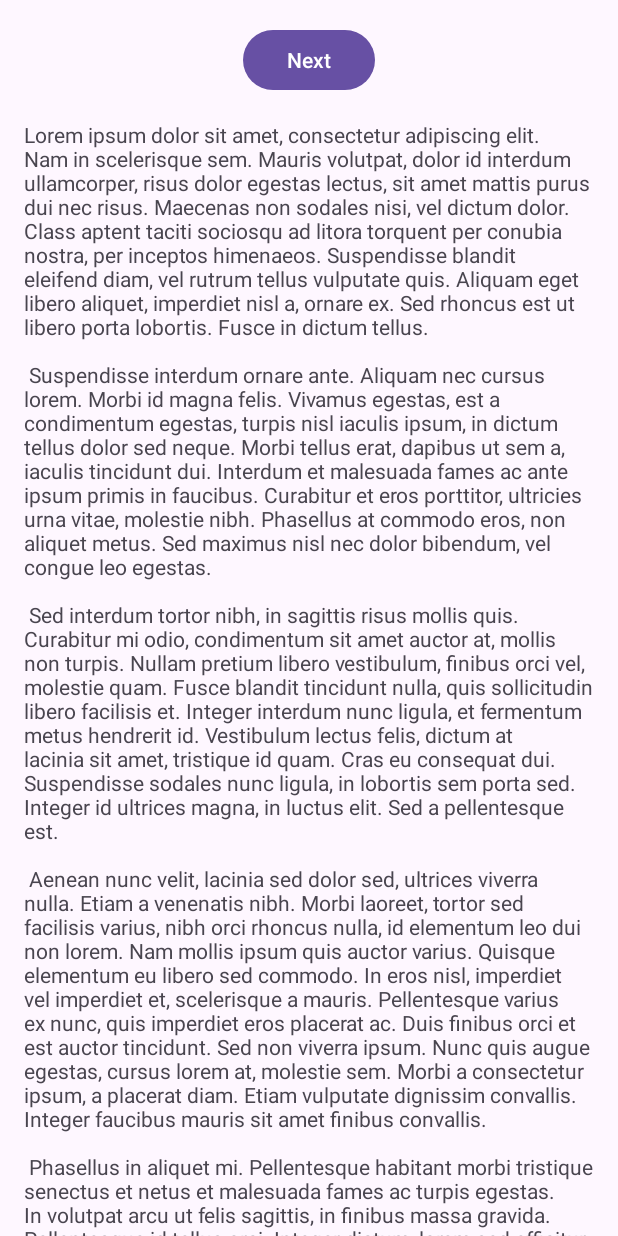
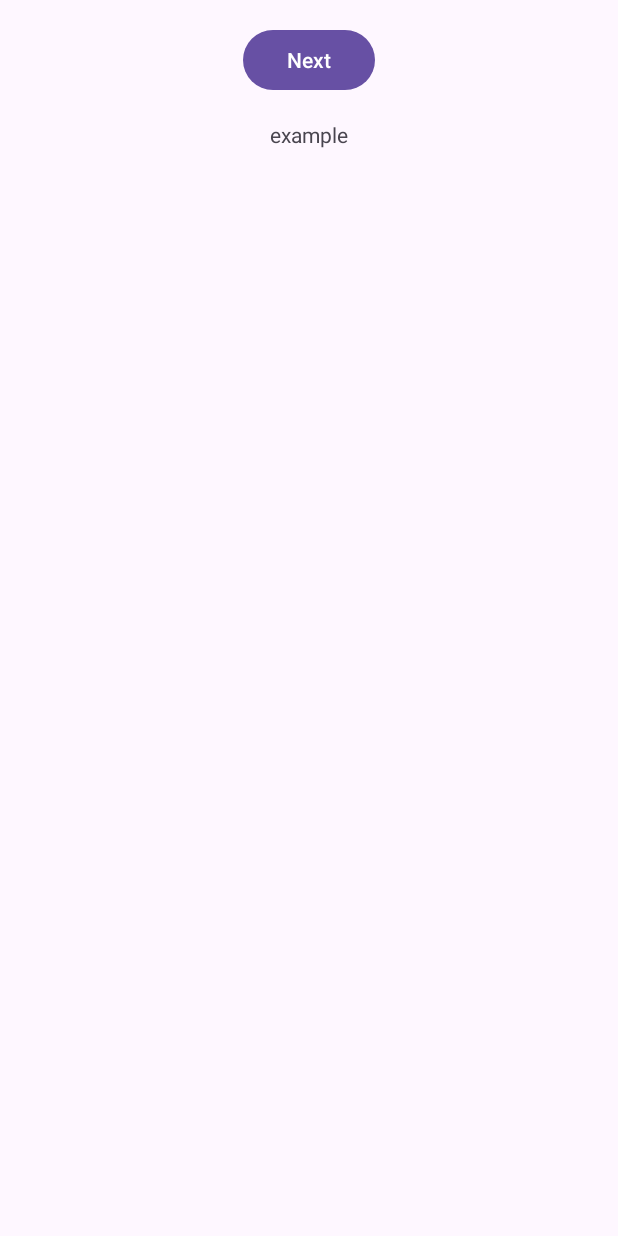
Before and after one commit to Ameerprogrammer/FitRec, an Android app built with Jetpack Compose: the fragment FirstFragment shown on its own in the app's theme, on a phone screen of 412 x 824 dp. Run offline under Robolectric (Android 15) with nearby library versions, the phone set to English and light mode, and no system bars.

Commit message:
Update, fixed the string error and the constraint layout error

```diff
--- a/app/src/main/res/values/strings.xml
+++ b/app/src/main/res/values/strings.xml
@@ -7,41 +7,13 @@
     <string name="next">Next</string>
     <string name="previous">Previous</string>
 
-    <string name="lorem_ipsum">
-        Lorem ipsum dolor sit amet, consectetur adipiscing elit. Nam in scelerisque sem. Mauris
-        volutpat, dolor id interdum ullamcorper, risus dolor egestas lectus, sit amet mattis purus
-        dui nec risus. Maecenas non sodales nisi, vel dictum dolor. Class aptent taciti sociosqu ad
-        litora torquent per conubia nostra, per inceptos himenaeos. Suspendisse blandit eleifend
-        diam, vel rutrum tellus vulputate quis. Aliquam eget libero aliquet, imperdiet nisl a,
-        ornare ex. Sed rhoncus est ut libero porta lobortis. Fusce in dictum tellus.\n\n
-        Suspendisse interdum ornare ante. Aliquam nec cursus lorem. Morbi id magna felis. Vivamus
-        egestas, est a condimentum egestas, turpis nisl iaculis ipsum, in dictum tellus dolor sed
-        neque. Morbi tellus erat, dapibus ut sem a, iaculis tincidunt dui. Interdum et malesuada
-        fames ac ante ipsum primis in faucibus. Curabitur et eros porttitor, ultricies urna vitae,
-        molestie nibh. Phasellus at commodo eros, non aliquet metus. Sed maximus nisl nec dolor
-        bibendum, vel congue leo egestas.\n\n
-        Sed interdum tortor nibh, in sagittis risus mollis quis. Curabitur mi odio, condimentum sit
-        amet auctor at, mollis non turpis. Nullam pretium libero vestibulum, finibus orci vel,
-        molestie quam. Fusce blandit tincidunt nulla, quis sollicitudin libero facilisis et. Integer
-        interdum nunc ligula, et fermentum metus hendrerit id. Vestibulum lectus felis, dictum at
-        lacinia sit amet, tristique id quam. Cras eu consequat dui. Suspendisse sodales nunc ligula,
-        in lobortis sem porta sed. Integer id ultrices magna, in luctus elit. Sed a pellentesque
-        est.\n\n
-        Aenean nunc velit, lacinia sed dolor sed, ultrices viverra nulla. Etiam a venenatis nibh.
-        Morbi laoreet, tortor sed facilisis varius, nibh orci rhoncus nulla, id elementum leo dui
-        non lorem. Nam mollis ipsum quis auctor varius. Quisque elementum eu libero sed commodo. In
-        eros nisl, imperdiet vel imperdiet et, scelerisque a mauris. Pellentesque varius ex nunc,
-        quis imperdiet eros placerat ac. Duis finibus orci et est auctor tincidunt. Sed non viverra
-        ipsum. Nunc quis augue egestas, cursus lorem at, molestie sem. Morbi a consectetur ipsum, a
-        placerat diam. Etiam vulputate dignissim convallis. Integer faucibus mauris sit amet finibus
-        convallis.\n\n
-        Phasellus in aliquet mi. Pellentesque habitant morbi tristique senectus et netus et
-        malesuada fames ac turpis egestas. In volutpat arcu ut felis sagittis, in finibus massa
-        gravida. Pellentesque id tellus orci. Integer dictum, lorem sed efficitur ullamcorper,
-        libero justo consectetur ipsum, in mollis nisl ex sed nisl. Donec maximus ullamcorper
-        sodales. Praesent bibendum rhoncus tellus nec feugiat. In a ornare nulla. Donec rhoncus
-        libero vel nunc consequat, quis tincidunt nisl eleifend. Cras bibendum enim a justo luctus
-        vestibulum. Fusce dictum libero quis erat maximus, vitae volutpat diam dignissim.
-    </string>
     <string name="title_activity_sign_up_screen">SignUpScreen</string>
+    <string name="Welcome_1">Welcome!</string>
+    <string name="text_1">Find your true self through fashion!</string>
+    <string name="text_2">Sign Up</string>
+    <string name="text_3">Log In</string>
+    <string name="text_4">Join Us!</string>
+    <string name="text_5">Enter an email and create a password to sign up:</string>
+    <string name="text_6">Submit</string>
+    <string name="lorem_ipsum">example</string>
 </resources>
--- a/gradle/libs.versions.toml
+++ b/gradle/libs.versions.toml
@@ -1,5 +1,5 @@
 [versions]
-agp = "8.3.0"
+agp = "8.3.1"
 junit = "4.13.2"
 junitVersion = "1.1.5"
 espressoCore = "3.5.1"
```
Also changed, not shown: app/src/main/res/layout/activity_main.xml (+8 -7 lines), app/src/main/res/layout/activity_sign_up_screen.xml (+9 -7 lines).
